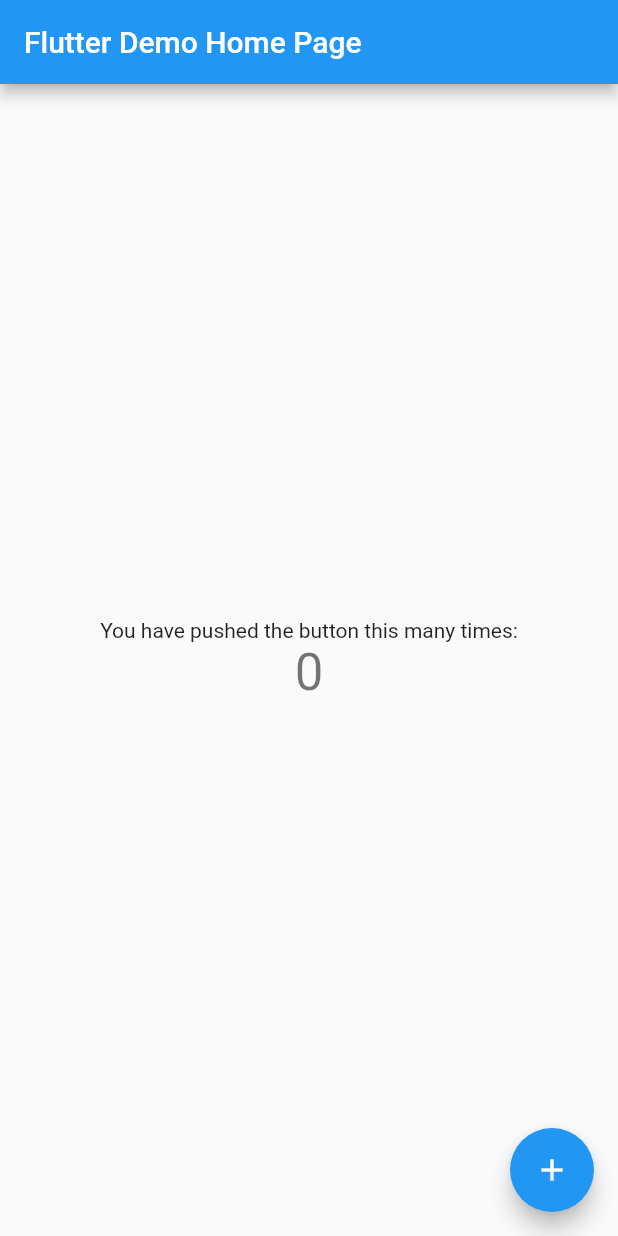
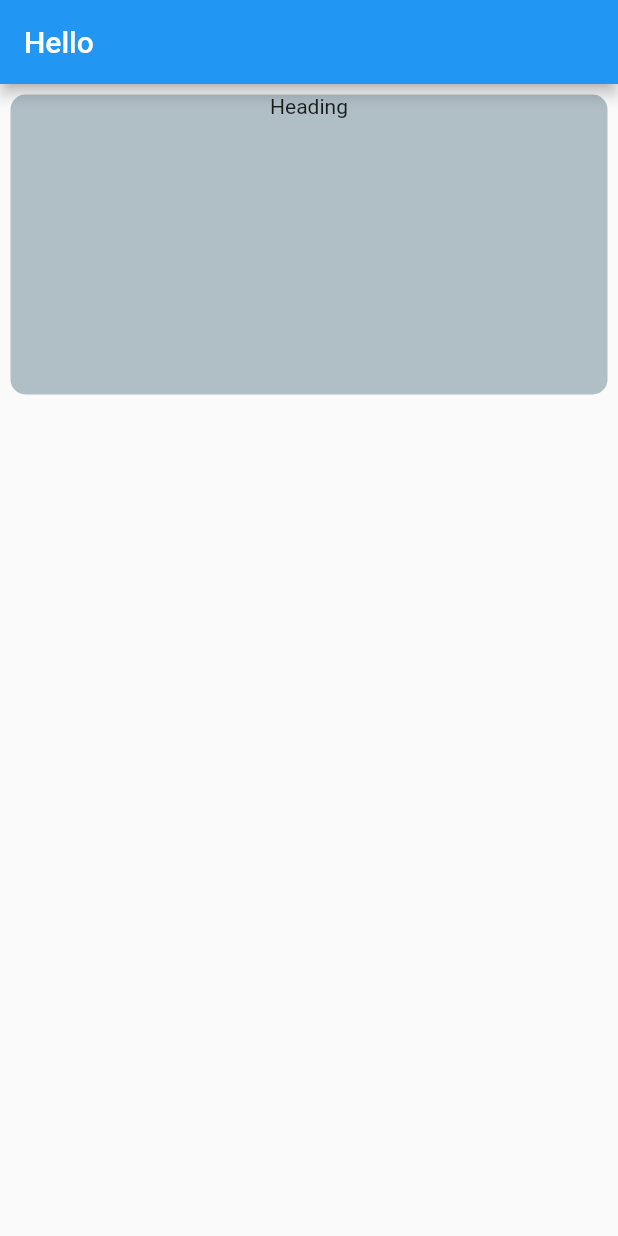
Before and after one commit to kakkarmanan/s4smobile, a Flutter app: the screen it shows after launch, on a phone screen of 412 x 824 dp. Run offline on Flutter 3.47's test engine with Material 2 defaults, Android fonts, the phone set to English and light mode, and no system bars.

Commit message:
card template

```diff
--- a/lib/main.dart
+++ b/lib/main.dart
@@ -1,4 +1,5 @@
 import 'package:flutter/material.dart';
+import 'package:s4smobile/session_card.dart';
 
 void main() {
   runApp(const MyApp());
@@ -24,7 +25,7 @@ class MyApp extends StatelessWidget {
         // is not restarted.
         primarySwatch: Colors.blue,
       ),
-      home: const MyHomePage(title: 'Flutter Demo Home Page'),
+      home: SessionCard(),
     );
   }
 }
--- /dev/null
+++ b/lib/session_card.dart
@@ -0,0 +1,35 @@
+import 'package:flutter/material.dart';
+
+class SessionCard extends StatefulWidget {
+  SessionCard({Key? key}) : super(key: key);
+
+  @override
+  State<SessionCard> createState() => _SessionCardState();
+}
+
+class _SessionCardState extends State<SessionCard> {
+  @override
+  Widget build(BuildContext context) {
+    return Scaffold(
+      appBar: AppBar(
+        title: Text('Hello'),
+      ),
+      body: Container(
+        child: Container(
+          margin: EdgeInsets.all(7.0),
+          width: 500,
+          height: 200,
+          decoration: BoxDecoration(
+            color: Colors.blueGrey[200],
+            borderRadius: BorderRadius.circular(10.0),
+          ),
+          child: Column(
+            children: [
+              Text('Heading'),
+            ],
+          ),
+        ),
+      ),
+    );
+  }
+}
```
Also changed, not shown: pubspec.lock.
